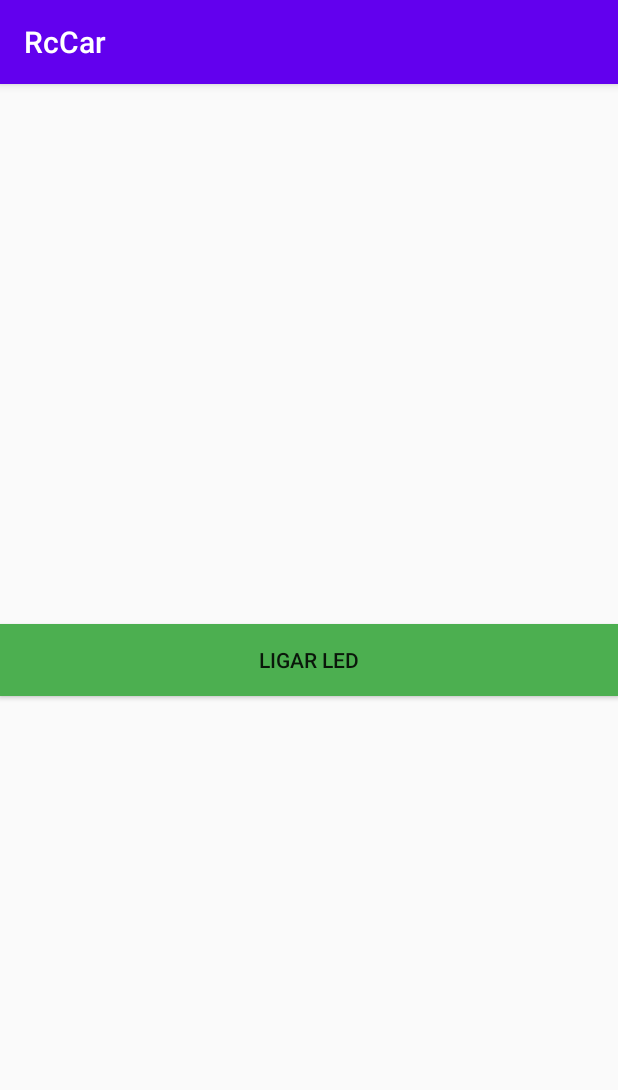
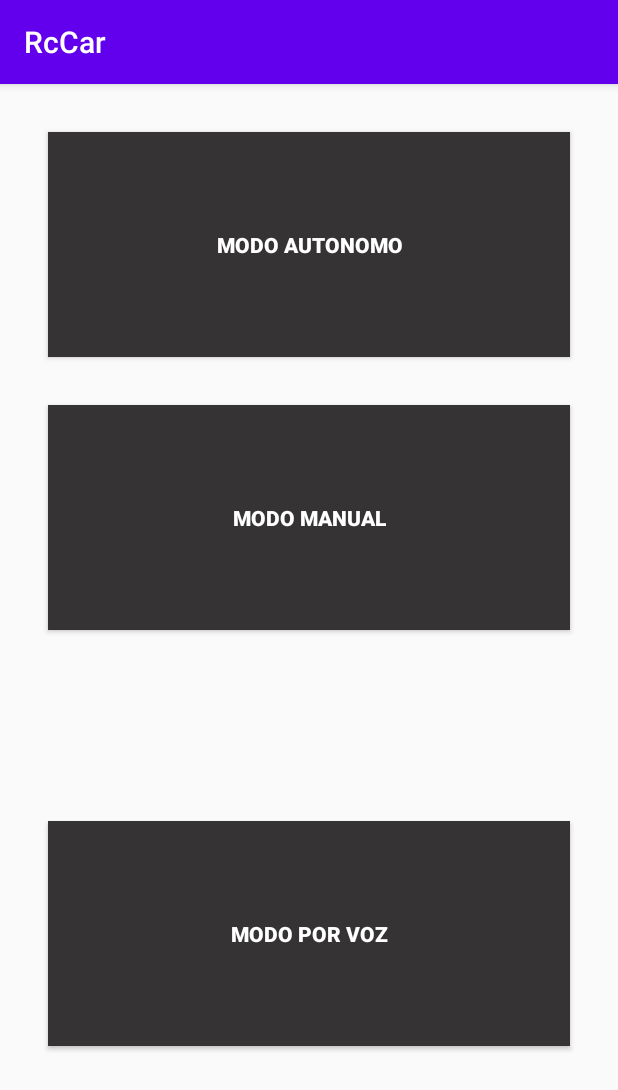
Before and after one commit to RubenGomes19/RcCar, an Android app: the screen it shows after launch (ModoAutonomo before the commit, ModosNavegacao after it), after a tap on "MODOS NAVEGAÇÃO", on a phone screen of 412 x 824 dp. Shown: the top 1090 px of the screen. Run offline under Robolectric (Android 15) with nearby library versions, the phone set to English and light mode, and no system bars.

Commit message:
Interface Modos Navegação

```diff
--- a/app/src/main/AndroidManifest.xml
+++ b/app/src/main/AndroidManifest.xml
@@ -12,7 +12,8 @@
         android:roundIcon="@mipmap/ic_launcher_round"
         android:supportsRtl="true"
         android:theme="@style/AppTheme">
-        <activity android:name=".ModoAutonomo"></activity>
+        <activity android:name=".ModosNavegacao"></activity>
+        <activity android:name=".ModoAutonomo" />
         <activity android:name=".MainActivity">
             <intent-filter>
                 <action android:name="android.intent.action.MAIN" />
--- a/app/src/main/java/pt/ipg/rccar/MainActivity.java
+++ b/app/src/main/java/pt/ipg/rccar/MainActivity.java
@@ -43,9 +43,9 @@ public class MainActivity extends AppCompatActivity {
 
 
 
-    public void atividadeModoAutonomo(View view) {
+    public void atividadeModos(View view) {
 
-        Intent intent = new Intent(this, ModoAutonomo.class);
+        Intent intent = new Intent(this, ModosNavegacao.class);
 
         startActivity(intent);
 
--- /dev/null
+++ b/app/src/main/java/pt/ipg/rccar/ModosNavegacao.java
@@ -0,0 +1,24 @@
+package pt.ipg.rccar;
+
+import androidx.appcompat.app.AppCompatActivity;
+
+import android.content.Intent;
+import android.os.Bundle;
+import android.view.View;
+
+public class ModosNavegacao extends AppCompatActivity {
+
+    @Override
+    protected void onCreate(Bundle savedInstanceState) {
+        super.onCreate(savedInstanceState);
+        setContentView(R.layout.activity_modos_navegacao);
+    }
+
+
+    public void atividadeModoAutonomo(View view) {
+
+        Intent intent = new Intent(this, ModoAutonomo.class);
+
+        startActivity(intent);
+    }
+}
--- a/app/src/main/res/layout/activity_main.xml
+++ b/app/src/main/res/layout/activity_main.xml
@@ -59,7 +59,7 @@
         android:layout_marginEnd="16dp"
         android:layout_marginRight="16dp"
         android:background="#737272"
-        android:onClick="atividadeModoAutonomo"
+        android:onClick="atividadeModos"
         android:text="Modos navegação"
         android:textColor="#FFFFFF"
         app:layout_constraintEnd_toEndOf="parent"
--- /dev/null
+++ b/app/src/main/res/layout/activity_modos_navegacao.xml
@@ -0,0 +1,62 @@
+<?xml version="1.0" encoding="utf-8"?>
+<androidx.constraintlayout.widget.ConstraintLayout xmlns:android="http://schemas.android.com/apk/res/android"
+    xmlns:app="http://schemas.android.com/apk/res-auto"
+    xmlns:tools="http://schemas.android.com/tools"
+    android:layout_width="match_parent"
+    android:layout_height="match_parent"
+    tools:context=".ModosNavegacao">
+
+    <Button
+        android:id="@+id/button2"
+        android:layout_width="0dp"
+        android:layout_height="150dp"
+        android:layout_marginStart="32dp"
+        android:layout_marginLeft="32dp"
+        android:layout_marginTop="32dp"
+        android:layout_marginEnd="32dp"
+        android:layout_marginRight="32dp"
+        android:background="#353333"
+        android:onClick="atividadeModoAutonomo"
+        android:text="MODO AUTONOMO"
+        android:textColor="#FFFFFF"
+        android:textStyle="bold"
+        app:layout_constraintEnd_toEndOf="parent"
+        app:layout_constraintStart_toStartOf="parent"
+        app:layout_constraintTop_toTopOf="parent" />
+
+    <Button
+        android:id="@+id/button3"
+        android:layout_width="0dp"
+        android:layout_height="150dp"
+        android:layout_marginStart="32dp"
+        android:layout_marginLeft="32dp"
+        android:layout_marginTop="32dp"
+        android:layout_marginEnd="32dp"
+        android:layout_marginRight="32dp"
+        android:background="#353333"
+        android:text="MODO MANUAL"
+        android:textColor="#FFFFFF"
+        android:textStyle="bold"
+        app:layout_constraintEnd_toEndOf="parent"
+        app:layout_constraintStart_toStartOf="parent"
+        app:layout_constraintTop_toBottomOf="@+id/button2" />
+
+    <Button
+        android:id="@+id/button4"
+        android:layout_width="0dp"
+        android:layout_height="150dp"
+        android:layout_marginStart="32dp"
+        android:layout_marginLeft="32dp"
+        android:layout_marginTop="32dp"
+        android:layout_marginEnd="32dp"
+        android:layout_marginRight="32dp"
+        android:layout_marginBottom="32dp"
+        android:background="#353333"
+        android:text="MODO POR VOZ"
+        android:textColor="#FFFFFF"
+        android:textStyle="bold"
+        app:layout_constraintBottom_toBottomOf="parent"
+        app:layout_constraintEnd_toEndOf="parent"
+        app:layout_constraintStart_toStartOf="parent"
+        app:layout_constraintTop_toBottomOf="@+id/button3" />
+</androidx.constraintlayout.widget.ConstraintLayout>
```
